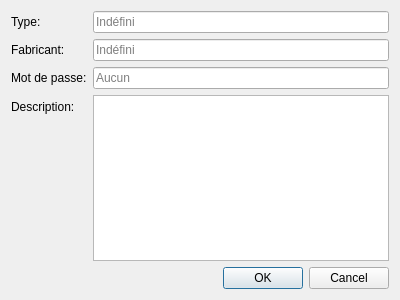
First picture: the form in InfoDynamiqueQt/Vues/vueappareil.ui, repository AlexandreGirardin/ProjetAnalyse, before the edit.
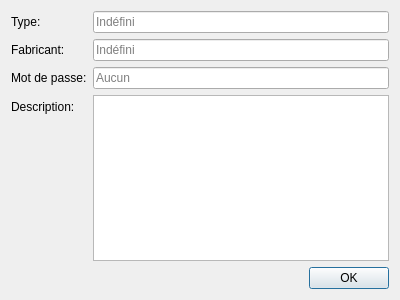
Second picture: the form after the edit.

Diff of the .ui file:
```diff
--- a/InfoDynamiqueQt/Vues/vueappareil.ui
+++ b/InfoDynamiqueQt/Vues/vueappareil.ui
@@ -86,7 +86,7 @@
    <item>
     <widget class="QDialogButtonBox" name="buttonBox">
      <property name="standardButtons">
-      <set>QDialogButtonBox::Cancel|QDialogButtonBox::Ok</set>
+      <set>QDialogButtonBox::Ok</set>
      </property>
     </widget>
    </item>
```
